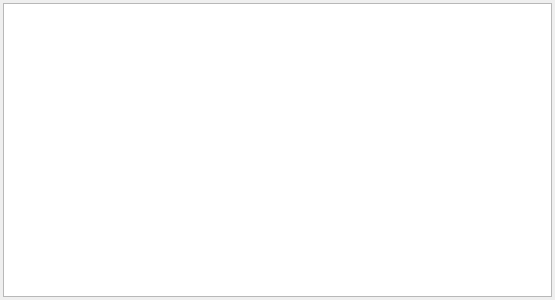
This is PartzDB/src/quilog.ui in veeman/PartzDB as Qt 5 draws it before an edit. The edited form follows.
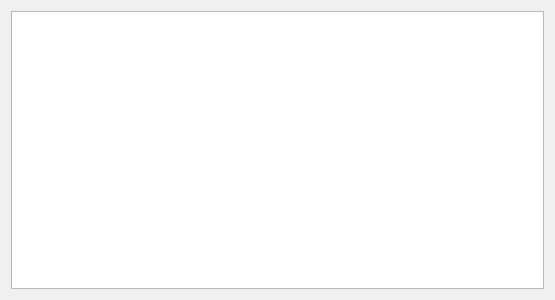
This is the edited form. Custom widgets are drawn as their Qt base class.

Patch:
```diff
--- a/PartzDB/src/quilog.ui
+++ b/PartzDB/src/quilog.ui
@@ -13,19 +13,7 @@
   <property name="windowTitle">
    <string>QUiLog</string>
   </property>
-  <layout class="QHBoxLayout" name="horizontalLayout">
-   <property name="leftMargin">
-    <number>3</number>
-   </property>
-   <property name="topMargin">
-    <number>3</number>
-   </property>
-   <property name="rightMargin">
-    <number>3</number>
-   </property>
-   <property name="bottomMargin">
-    <number>3</number>
-   </property>
+  <layout class="QHBoxLayout">
    <item>
     <widget class="QLoggerView" name="listView"/>
    </item>
```
Left out of the diff: 2 changed lines with no effect on the pictures.
